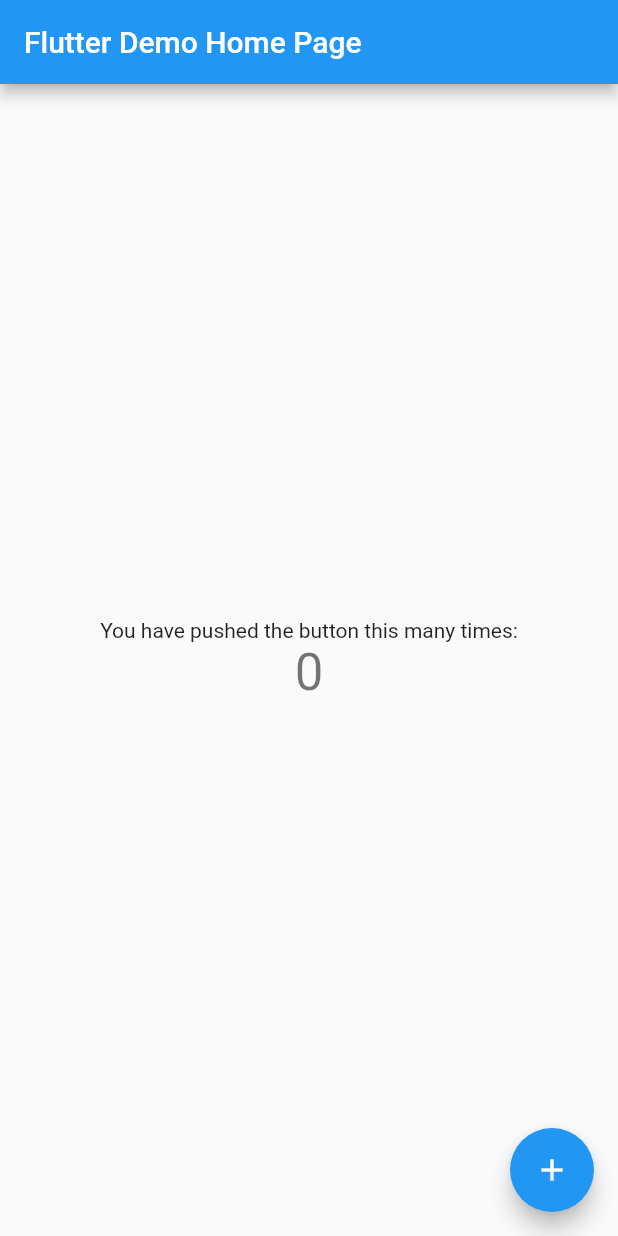
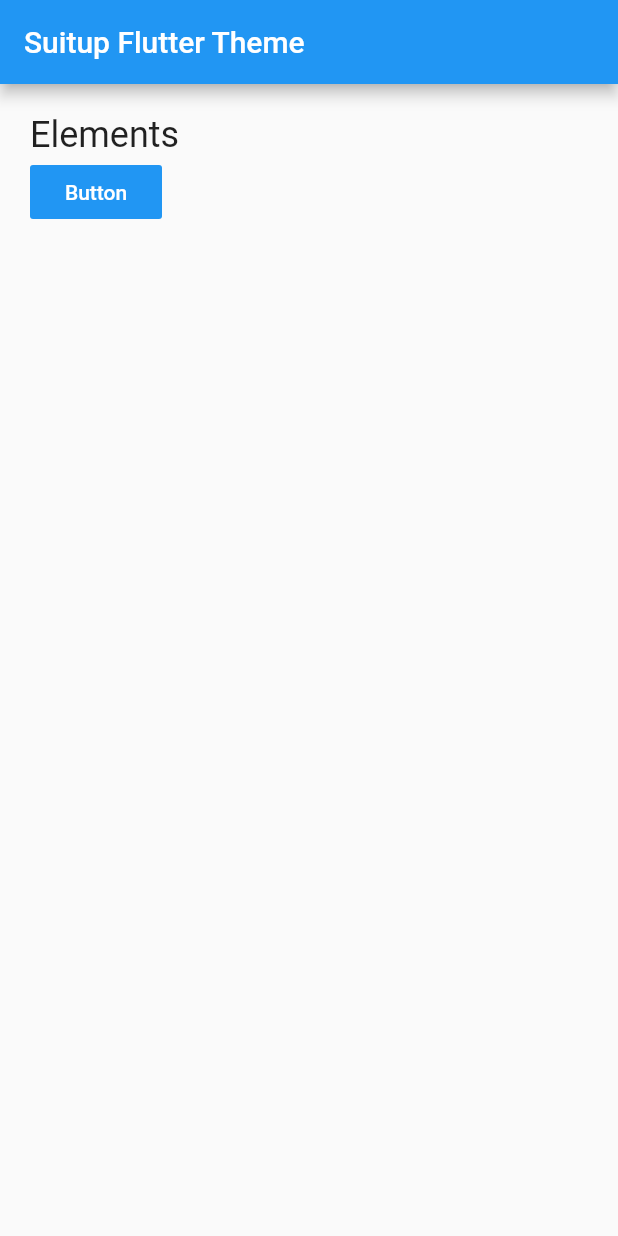
Before and after one commit to marcobraghim/flutter_suitup, a Flutter app: the screen it shows after launch, on a phone screen of 412 x 824 dp. Run offline on Flutter 3.47's test engine with Material 2 defaults, Android fonts, the phone set to English and light mode, and no system bars.

Commit message:
Structure of navigation on example

```diff
--- a/example/lib/main.dart
+++ b/example/lib/main.dart
@@ -1,3 +1,5 @@
+import 'package:example/pages/elements/button_page.dart';
+import 'package:example/pages/home_page.dart';
 import 'package:flutter/material.dart';
 import 'package:flutter_suitup/flutter_suitup.dart';
 
@@ -14,56 +16,15 @@ class MyApp extends StatelessWidget {
   Widget build(BuildContext context) {
     return MaterialApp(
       title: 'Flutter Demo',
+      debugShowCheckedModeBanner: false,
       theme: ThemeData(
         primarySwatch: Colors.blue,
         visualDensity: VisualDensity.adaptivePlatformDensity,
       ),
-      home: MyHomePage(title: 'Flutter Demo Home Page'),
+      home: MyHomePage(),
+      routes: {
+        ButtonPage.tag: (_) => ButtonPage(),
+      },
     );
   }
 }
-
-class MyHomePage extends StatefulWidget {
-  MyHomePage({Key key, this.title}) : super(key: key);
-
-  final String title;
-
-  @override
-  _MyHomePageState createState() => _MyHomePageState();
-}
-
-class _MyHomePageState extends State<MyHomePage> {
-  int _counter = 0;
-
-  void _incrementCounter() {
-    setState(() {
-      _counter++;
-    });
-  }
-
-  @override
-  Widget build(BuildContext context) {
-    return Scaffold(
-      appBar: AppBar(
-        title: Text(widget.title),
-      ),
-      body: Center(
-        child: Column(
-          mainAxisAlignment: MainAxisAlignment.center,
-          children: <Widget>[
-            Text('You have pushed the button this many times:'),
-            Text(
-              '$_counter',
-              style: Theme.of(context).textTheme.headline4,
-            ),
-          ],
-        ),
-      ),
-      floatingActionButton: FloatingActionButton(
-        onPressed: _incrementCounter,
-        tooltip: 'Increment',
-        child: Icon(Icons.add),
-      ),
-    );
-  }
-}
--- /dev/null
+++ b/example/lib/pages/elements/button_page.dart
@@ -0,0 +1,20 @@
+import 'package:example/pages/layout.dart';
+import 'package:flutter/material.dart';
+
+class ButtonPage extends StatelessWidget {
+  static String tag = 'elements/button';
+
+  @override
+  Widget build(BuildContext context) {
+    return Layout.render(
+      content: Padding(
+        padding: const EdgeInsets.all(20),
+        child: Column(
+          children: [
+            Text('Oie'),
+          ],
+        ),
+      ),
+    );
+  }
+}
--- /dev/null
+++ b/example/lib/pages/home_page.dart
@@ -0,0 +1,37 @@
+import 'package:example/pages/elements/button_page.dart';
+import 'package:example/pages/layout.dart';
+import 'package:flutter/material.dart';
+
+class MyHomePage extends StatefulWidget {
+  @override
+  _MyHomePageState createState() => _MyHomePageState();
+}
+
+class _MyHomePageState extends State<MyHomePage> {
+  @override
+  Widget build(BuildContext context) {
+    return Layout.render(
+      content: Padding(
+        padding: const EdgeInsets.all(20),
+        child: Column(
+          mainAxisAlignment: MainAxisAlignment.start,
+          crossAxisAlignment: CrossAxisAlignment.start,
+          children: <Widget>[
+            Text(
+              'Elements',
+              style: TextStyle(fontSize: 24),
+            ),
+            FlatButton(
+              color: Colors.blue,
+              onPressed: () => Navigator.of(context).pushNamed(ButtonPage.tag),
+              child: Text(
+                'Button',
+                style: TextStyle(color: Colors.white),
+              ),
+            ),
+          ],
+        ),
+      ),
+    );
+  }
+}
--- /dev/null
+++ b/example/lib/pages/layout.dart
@@ -0,0 +1,17 @@
+import 'package:flutter/material.dart';
+
+class Layout {
+  static Widget render({
+    @required Widget content,
+    String title = 'Suitup Flutter Theme',
+  }) {
+    assert(content != null, 'Content must not be null');
+
+    return Scaffold(
+      appBar: AppBar(
+        title: Text(title),
+      ),
+      body: content,
+    );
+  }
+}
```
